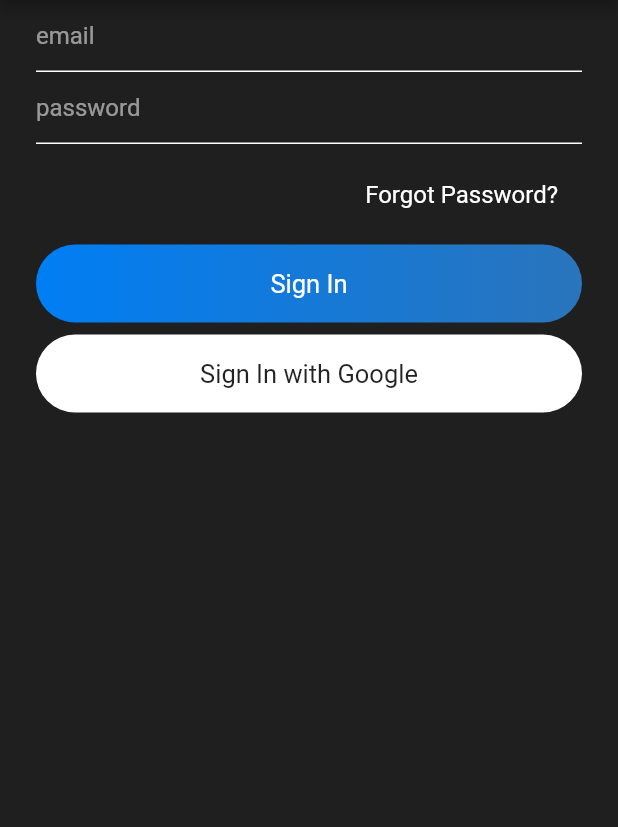
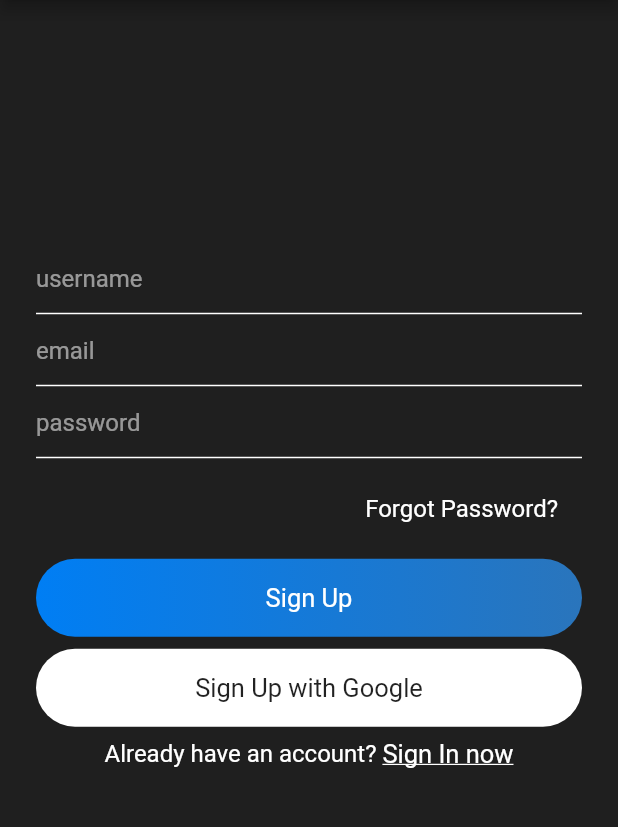
Before and after one commit to schmelto/flutter_chat_app, a Flutter app: the screen it shows after launch, on a phone screen of 412 x 824 dp, the part 84-911 px from its top. Run offline on Flutter 3.47's test engine with Material 2 defaults, Android fonts, the phone set to English and light mode, and no system bars; our stand-ins replace firebase_auth, firebase_core; accounts and stored records are empty.

```diff
--- a/lib/main.dart
+++ b/lib/main.dart
@@ -1,11 +1,15 @@
 import 'package:flutter/material.dart';
-import 'package:flutter_chat_app/views/signin.dart';
+import 'package:flutter_chat_app/views/signup.dart';
+import 'package:firebase_core/firebase_core.dart';
 
-void main() {
+void main() async {
+  WidgetsFlutterBinding.ensureInitialized();
+  await Firebase.initializeApp();
   runApp(MyApp());
 }
 
 class MyApp extends StatelessWidget {
+
   @override
   Widget build(BuildContext context) {
     return MaterialApp(
@@ -16,7 +20,7 @@ class MyApp extends StatelessWidget {
         primaryColor: Color(0xff007EF4),
         scaffoldBackgroundColor: Color(0xff1F1F1F),
       ),
-      home: SignIn(),
+      home: SignUp(),
     );
   }
 }
--- /dev/null
+++ b/lib/model/chatuser.dart
@@ -0,0 +1,4 @@
+class ChatUser {
+  String uid;
+  ChatUser({this.uid});
+}
--- a/lib/views/signin.dart
+++ b/lib/views/signin.dart
@@ -7,29 +7,36 @@ class SignIn extends StatefulWidget {
 }
 
 class _SignInState extends State<SignIn> {
+
   @override
   Widget build(BuildContext context) {
     return Scaffold(
       appBar: appBarMain(context),
-      body: Container(
+      body: SingleChildScrollView(
+        child: Container(
+          height: MediaQuery.of(context).size.height - 100,
+          alignment: Alignment.center,
+          child: Container(
             padding: EdgeInsets.symmetric(horizontal: 24),
             child: Column(
+              mainAxisSize: MainAxisSize.min,
               children: [
                 TextField(
                     style: simpleTextStyle(),
-              decoration: textFieldInputDecoraion("email")
-            ),
+                    decoration: textFieldInputDecoraion("email")),
                 TextField(
                     style: simpleTextStyle(),
-              decoration: textFieldInputDecoraion("password")
-            ),
+                    decoration: textFieldInputDecoraion("password")),
                 SizedBox(
                   height: 8,
                 ),
                 Container(
                   alignment: Alignment.centerRight,
                   child: Container(
-                padding: EdgeInsets.symmetric(horizontal: 16, vertical: 16,),
+                    padding: EdgeInsets.symmetric(
+                      horizontal: 16,
+                      vertical: 16,
+                    ),
                     child: Text(
                       "Forgot Password?",
                       style: simpleTextStyle(),
@@ -52,14 +59,7 @@ class _SignInState extends State<SignIn> {
                       ),
                       borderRadius: BorderRadius.circular(30),
                     ),
-              child: Text(
-                "Sign In",
-                style: TextStyle(
-                  color: Colors.white,
-                  fontSize: 17,
-                ),
-              )
-            ),
+                    child: Text("Sign In", style: mediumTextStyle())),
                 SizedBox(
                   height: 8,
                 ),
@@ -77,11 +77,30 @@ class _SignInState extends State<SignIn> {
                         color: Colors.black87,
                         fontSize: 17,
                       ),
-              )
+                    )),
+                SizedBox(
+                  height: 8,
+                ),
+                Row(
+                  mainAxisAlignment: MainAxisAlignment.center,
+                  children: [
+                    Text("Don't have an account? ", style: simpleTextStyle()),
+                    Text("Register now",
+                        style: TextStyle(
+                          color: Colors.white,
+                          fontSize: 17,
+                          decoration: TextDecoration.underline,
+                        )),
+                  ],
+                ),
+                SizedBox(
+                  height: 50,
                 ),
               ],
             ),
-      )
+          ),
+        ),
+      ),
     );
   }
 }
--- a/lib/views/signup.dart
+++ b/lib/views/signup.dart
@@ -0,0 +1,175 @@
+import 'package:flutter/material.dart';
+import 'package:flutter_chat_app/services/auth.dart';
+import 'package:flutter_chat_app/widgets/widgets.dart';
+
+
+class SignUp extends StatefulWidget {
+  @override
+  _SignUpState createState() => _SignUpState();
+}
+
+class _SignUpState extends State<SignUp> {
+  bool isLoading = false;
+
+  AuthMethods authMethods = new AuthMethods();
+
+  final formKey = GlobalKey<FormState>();
+  TextEditingController userNameTextEditingController =
+      new TextEditingController();
+  TextEditingController emailTextEditingController =
+      new TextEditingController();
+  TextEditingController passwordTextEditingController =
+      new TextEditingController();
+
+  signUp() {
+    if (formKey.currentState.validate()) {
+      setState(() {
+        isLoading = true;
+      });
+
+      authMethods
+          .signInWithEmailAndPassword(emailTextEditingController.text,
+              passwordTextEditingController.text)
+          .then((value) {
+        print(value);
+      });
+    }
+  }
+
+  @override
+  Widget build(BuildContext context) {
+    return Scaffold(
+      appBar: appBarMain(context),
+      body: isLoading
+          ? Container(child: Center(child: CircularProgressIndicator()))
+          : SingleChildScrollView(
+              child: Container(
+                height: MediaQuery.of(context).size.height - 100,
+                alignment: Alignment.center,
+                child: Container(
+                  padding: EdgeInsets.symmetric(horizontal: 24),
+                  child: Column(
+                    mainAxisSize: MainAxisSize.min,
+                    children: [
+                      Form(
+                        key: formKey,
+                        child: Column(
+                          children: [
+                            TextFormField(
+                                validator: (val) {
+                                  return val.isEmpty || val.length < 4
+                                      ? "Please provide a UserName"
+                                      : null;
+                                },
+                                controller: userNameTextEditingController,
+                                style: simpleTextStyle(),
+                                decoration:
+                                    textFieldInputDecoraion("username")),
+                            TextFormField(
+                                validator: (val) {
+                                  return RegExp(
+                                              r"^[a-zA-Z0-9.a-zA-Z0-9.!#$%&'*+-/=?^_`{|}~]+@[a-zA-Z0-9]+\.[a-zA-Z]+")
+                                          .hasMatch(val)
+                                      ? null
+                                      : "Enter a correct email";
+                                },
+                                controller: emailTextEditingController,
+                                style: simpleTextStyle(),
+                                decoration: textFieldInputDecoraion("email")),
+                            TextFormField(
+                                validator: (val) {
+                                  return val.length < 6
+                                      ? "Enter password 6+ characters"
+                                      : null;
+                                },
+                                obscureText: true,
+                                controller: passwordTextEditingController,
+                                style: simpleTextStyle(),
+                                decoration:
+                                    textFieldInputDecoraion("password")),
+                          ],
+                        ),
+                      ),
+                      SizedBox(
+                        height: 8,
+                      ),
+                      Container(
+                        alignment: Alignment.centerRight,
+                        child: Container(
+                          padding: EdgeInsets.symmetric(
+                            horizontal: 16,
+                            vertical: 16,
+                          ),
+                          child: Text(
+                            "Forgot Password?",
+                            style: simpleTextStyle(),
+                          ),
+                        ),
+                      ),
+                      SizedBox(
+                        height: 8,
+                      ),
+                      GestureDetector(
+                        onTap: () {
+                          signUp();
+                        },
+                        child: Container(
+                            alignment: Alignment.center,
+                            width: MediaQuery.of(context).size.width,
+                            padding: EdgeInsets.symmetric(vertical: 16),
+                            decoration: BoxDecoration(
+                              gradient: LinearGradient(
+                                colors: [
+                                  const Color(0xff007EF4),
+                                  const Color(0xff2A75BC),
+                                ],
+                              ),
+                              borderRadius: BorderRadius.circular(30),
+                            ),
+                            child: Text("Sign Up", style: mediumTextStyle())),
+                      ),
+                      SizedBox(
+                        height: 8,
+                      ),
+                      Container(
+                          alignment: Alignment.center,
+                          width: MediaQuery.of(context).size.width,
+                          padding: EdgeInsets.symmetric(vertical: 16),
+                          decoration: BoxDecoration(
+                            color: Colors.white,
+                            borderRadius: BorderRadius.circular(30),
+                          ),
+                          child: Text(
+                            "Sign Up with Google",
+                            style: TextStyle(
+                              color: Colors.black87,
+                              fontSize: 17,
+                            ),
+                          )),
+                      SizedBox(
+                        height: 8,
+                      ),
+                      Row(
+                        mainAxisAlignment: MainAxisAlignment.center,
+                        children: [
+                          Text("Already have an account? ",
+                              style: simpleTextStyle()),
+                          Text("Sign In now",
+                              style: TextStyle(
+                                color: Colors.white,
+                                fontSize: 17,
+                                decoration: TextDecoration.underline,
+                              )),
+                        ],
+                      ),
+                      SizedBox(
+                        height: 50,
+                      ),
+                    ],
+                  ),
+                ),
+              ),
+            ),
+    );
+  }
+}
--- a/lib/widgets/widgets.dart
+++ b/lib/widgets/widgets.dart
@@ -32,3 +32,10 @@ TextStyle simpleTextStyle(){
   );
 
 }
+
+TextStyle mediumTextStyle(){
+  return TextStyle(
+    color: Colors.white,
+    fontSize: 17,
+  );
+}
--- a/pubspec.yaml
+++ b/pubspec.yaml
@@ -28,6 +28,8 @@ dependencies:
   # The following adds the Cupertino Icons font to your application.
   # Use with the CupertinoIcons class for iOS style icons.
   cupertino_icons: ^1.0.2
+  firebase_auth: ^1.0.1
+  cloud_firestore: ^1.0.1
 
 dev_dependencies:
   flutter_test:
```
Also changed, not shown: lib/services/auth.dart (added, +62 -0 lines), pubspec.lock, 3 other files. Lines whose indentation alone changed are shown as unchanged.
